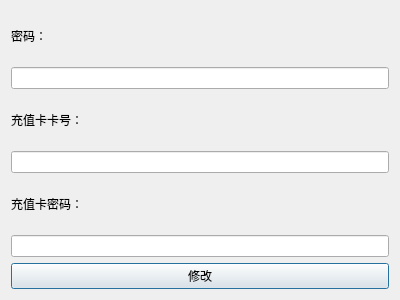
First picture: the form in editinfodialog.ui, repository BarryDeng/CPP_CurriculumDesign, before the edit.
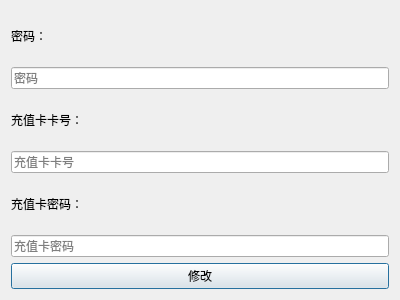
Second picture: the form after the edit.

The edit to the form file:
```diff
--- a/editinfodialog.ui
+++ b/editinfodialog.ui
@@ -22,7 +22,14 @@
     </widget>
    </item>
    <item>
-    <widget class="QLineEdit" name="lineEdit_3"/>
+    <widget class="QLineEdit" name="lineEdit_3">
+     <property name="echoMode">
+      <enum>QLineEdit::Normal</enum>
+     </property>
+     <property name="placeholderText">
+      <string>密码</string>
+     </property>
+    </widget>
    </item>
    <item>
     <widget class="QLabel" name="label_2">
@@ -32,7 +39,11 @@
     </widget>
    </item>
    <item>
-    <widget class="QLineEdit" name="lineEdit_2"/>
+    <widget class="QLineEdit" name="lineEdit_2">
+     <property name="placeholderText">
+      <string>充值卡卡号</string>
+     </property>
+    </widget>
    </item>
    <item>
     <widget class="QLabel" name="label">
@@ -42,7 +53,11 @@
     </widget>
    </item>
    <item>
-    <widget class="QLineEdit" name="lineEdit"/>
+    <widget class="QLineEdit" name="lineEdit">
+     <property name="placeholderText">
+      <string>充值卡密码</string>
+     </property>
+    </widget>
    </item>
    <item>
     <widget class="QPushButton" name="pushButton">
```
Left out of the diff: 2 changed lines with no effect on the pictures.
